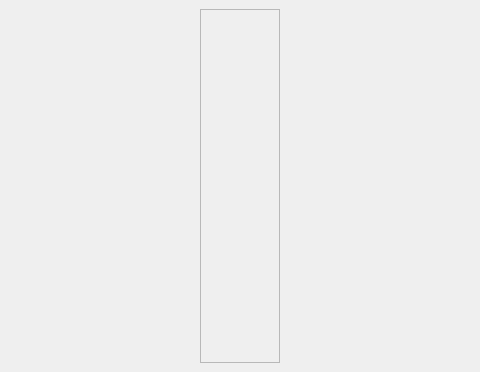
The window that controller_rc/ui/window.ui (dridri/bcflight) describes before a commit, drawn with Qt 5.
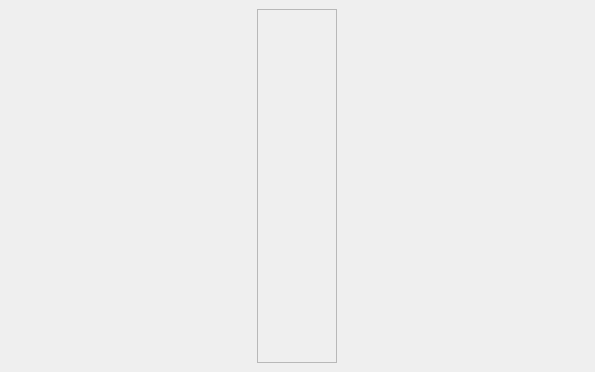
The same window after the commit. Icons and pictures are not drawn.

```diff
--- a/controller_rc/ui/window.ui
+++ b/controller_rc/ui/window.ui
@@ -6,7 +6,7 @@
    <rect>
     <x>0</x>
     <y>0</y>
-    <width>480</width>
+    <width>595</width>
     <height>372</height>
    </rect>
   </property>
```
Left out of the diff: 10 changed lines with no effect on the pictures.
